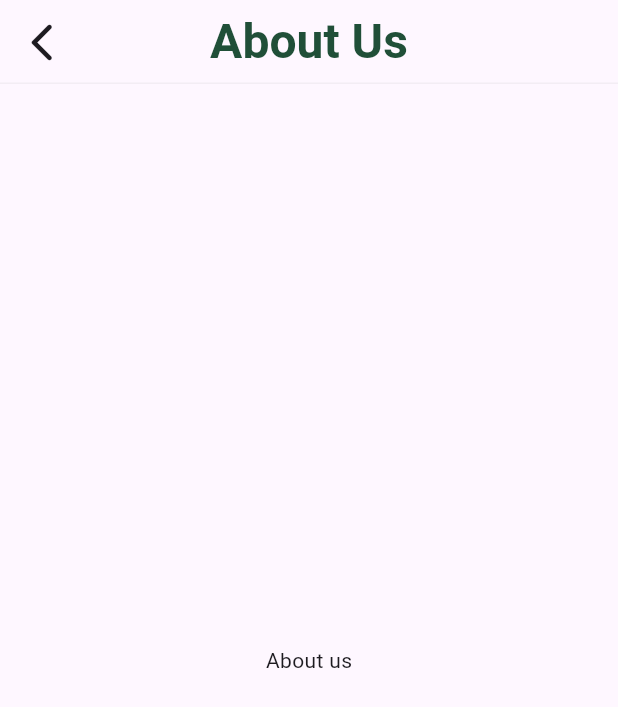
After one commit to elne7/Fruits-App, a Flutter app: the screen it shows after launch, after a tap on "About Us", on a phone screen of 412 x 824 dp. The commit adds this screen. Shown: the top 707 px of the screen. Run offline on Flutter 3.47's test engine with Material 3 defaults, Android fonts, the phone set to English and light mode, and no system bars; our stand-ins replace font_awesome_flutter, google_nav_bar, line_icons; missing offline and left inert: expansion_tile_list.

Commit message:
- Create About us view - Navigate each list tile in the more view with its screen

```diff
--- /dev/null
+++ b/lib/features/more/presentation/views/about_us_view.dart
@@ -0,0 +1,26 @@
+import 'package:flutter/material.dart';
+import 'package:fruits_app/core/widgets/app_bar_title.dart';
+
+class AboutUsView extends StatelessWidget {
+  const AboutUsView({super.key});
+
+  @override
+  Widget build(BuildContext context) {
+    return Scaffold(
+      appBar: AppBar(
+        title: AppBarTitle(title: 'About Us'),
+        centerTitle: true,
+        shape: Border(
+          bottom: BorderSide(color: Colors.grey.withAlpha(30), width: 1.0),
+        ),
+        leading: IconButton(
+          icon: const Icon(Icons.arrow_back_ios_new_rounded, size: 30),
+          onPressed: () {
+            Navigator.pop(context);
+          },
+        ),
+      ),
+      body: Center(child: Text('About us')),
+    );
+  }
+}
--- a/lib/features/more/presentation/widgets/more_list_tiles_section.dart
+++ b/lib/features/more/presentation/widgets/more_list_tiles_section.dart
@@ -1,4 +1,8 @@
 import 'package:flutter/material.dart';
+import 'package:fruits_app/features/contact_us/presentation/views/contact_us_view.dart';
+import 'package:fruits_app/features/favorite/presentation/views/favorite_view.dart';
+import 'package:fruits_app/features/more/presentation/views/about_us_view.dart';
+import 'package:fruits_app/features/more/presentation/views/profile_view.dart';
 import 'package:fruits_app/features/more/presentation/widgets/language/select_lang_dialoge.dart';
 import 'package:fruits_app/features/more/presentation/widgets/more_list_tile_item.dart';
 import 'package:fruits_app/features/terms&conditions/terms_view.dart';
@@ -15,6 +19,12 @@ class MoreListTilesSection extends StatelessWidget {
           MoreListTileItem(
             icon: Icons.person_outline_rounded,
             title: 'Profile',
+            onTap: () {
+              Navigator.push(
+                context,
+                MaterialPageRoute(builder: (context) => const ProfileView()),
+              );
+            },
           ),
           MoreListTileItem(
             icon: Icons.format_list_numbered_rounded,
@@ -23,6 +33,12 @@ class MoreListTilesSection extends StatelessWidget {
           MoreListTileItem(
             icon: Icons.favorite_outline_rounded,
             title: 'Favorites',
+            onTap: () {
+              Navigator.push(
+                context,
+                MaterialPageRoute(builder: (context) => const FavoriteView()),
+              );
+            },
           ),
           MoreListTileItem(
             icon: Icons.language,
@@ -31,7 +47,16 @@ class MoreListTilesSection extends StatelessWidget {
               langDialogBuilder(context);
             },
           ),
-          MoreListTileItem(icon: Icons.headset_outlined, title: 'Support'),
+          MoreListTileItem(
+            icon: Icons.headset_outlined,
+            title: 'Support',
+            onTap: () {
+              Navigator.push(
+                context,
+                MaterialPageRoute(builder: (context) => const ContactUsView()),
+              );
+            },
+          ),
           MoreListTileItem(
             icon: Icons.handshake,
             title: 'Terms & Conditions',
@@ -42,7 +67,16 @@ class MoreListTilesSection extends StatelessWidget {
               );
             },
           ),
-          MoreListTileItem(icon: Icons.info_outline_rounded, title: 'About Us'),
+          MoreListTileItem(
+            icon: Icons.info_outline_rounded,
+            title: 'About Us',
+            onTap: () {
+              Navigator.push(
+                context,
+                MaterialPageRoute(builder: (context) => const AboutUsView()),
+              );
+            },
+          ),
         ],
       ),
     );
--- a/lib/main.dart
+++ b/lib/main.dart
@@ -1,6 +1,6 @@
 import 'package:flutter/material.dart';
-import 'package:fruits_app/features/more/presentation/views/profile_view.dart';
-// import 'package:fruits_app/features/more/presentation/widgets/more_view_body.dart';
+import 'package:fruits_app/features/more/presentation/widgets/more_view_body.dart';
+// import 'package:fruits_app/features/more/presentation/views/profile_view.dart';
 // import 'package:fruits_app/features/basket/presentation/widgets/basket_view_body.dart';
 // import 'package:fruits_app/features/product/presentation/widgets/product_view_body.dart';
 
@@ -19,7 +19,7 @@ class MyApp extends StatelessWidget {
       theme: ThemeData(
         colorScheme: ColorScheme.fromSeed(seedColor: Colors.deepPurple),
       ),
-      home: const ProfileView(),
+      home: const MoreViewBody(),
     );
   }
 }
```
